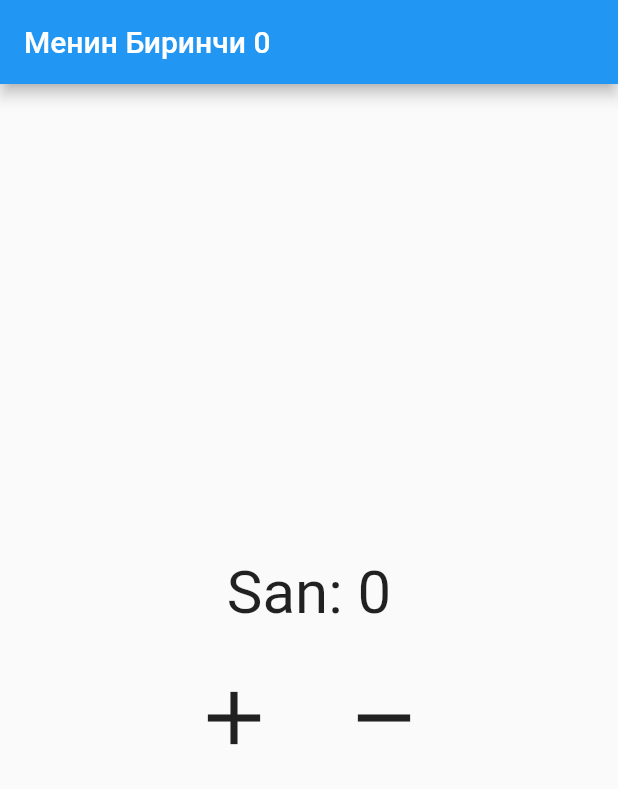
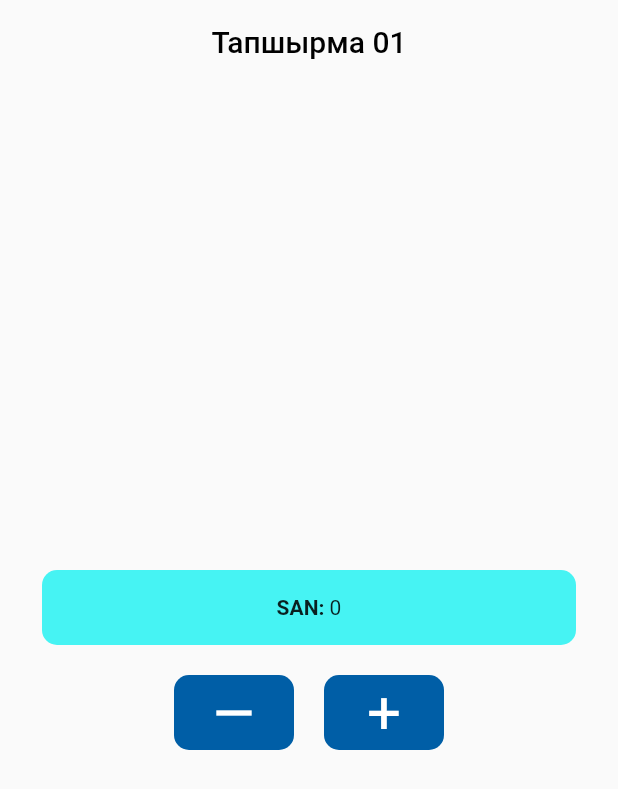
Before and after one commit to azackmatoff/flutter-kurs2-sabak-01, a Flutter app: the screen it shows after launch, on a phone screen of 412 x 824 dp. Shown: the top 789 px of the screen. Run offline on Flutter 3.47's test engine with Material 2 defaults, Android fonts, the light colour scheme and no system bars.

Commit message:
tapshirma 02 buttu

```diff
--- /dev/null
+++ b/lib/uchunchu_barak.dart
@@ -0,0 +1,153 @@
+import 'package:azamat/tortunchu_barak.dart';
+import 'package:flutter/material.dart';
+
+class UchunchuBarak extends StatefulWidget {
+  UchunchuBarak({Key key}) : super(key: key);
+
+  @override
+  _UchunchuBarakState createState() => _UchunchuBarakState();
+}
+
+class _UchunchuBarakState extends State<UchunchuBarak> {
+  int _san = 0;
+
+  @override
+  Widget build(BuildContext context) {
+    return Scaffold(
+      body: Stack(
+        children: <Widget>[
+          Scaffold(
+            backgroundColor: Colors.transparent,
+            appBar: AppBar(
+              centerTitle: true,
+              title: Text(
+                "Тапшырма 01",
+                style: TextStyle(color: Colors.black),
+              ),
+              backgroundColor: Colors.transparent,
+              elevation: 0.0,
+            ),
+            body: Center(
+              child: Column(
+                mainAxisAlignment: MainAxisAlignment.center,
+                children: [
+                  GestureDetector(
+                    onTap: () {
+                      Navigator.push(
+                        context,
+                        MaterialPageRoute(
+                          builder: (context) => TortunchuBarak(
+                            san: _san,
+                          ),
+                        ),
+                      );
+                    },
+                    child: Padding(
+                      padding: const EdgeInsets.only(
+                        left: 28.0,
+                        right: 28.0,
+                      ),
+                      child: Container(
+                        decoration: BoxDecoration(
+                          color: Color(0xff46F3F3),
+                          borderRadius: BorderRadius.all(
+                            Radius.circular(10),
+                          ),
+                        ),
+                        height: 50,
+                        // color: Color(0xff46F3F3), //decoration bolgonu uchun bul jerde tus bolbosh kerek
+                        child: Row(
+                          mainAxisAlignment: MainAxisAlignment.center,
+                          children: [
+                            Text(
+                              'SAN: ',
+                              style: TextStyle(
+                                fontWeight: FontWeight.bold,
+                              ),
+                            ),
+                            Text('$_san'),
+                          ],
+                        ),
+                      ),
+                    ),
+                  ),
+                  const SizedBox(height: 20.0),
+                  Row(
+                    mainAxisAlignment: MainAxisAlignment.center,
+                    children: [
+                      GestureDetector(
+                        onTap: _kemituu,
+                        child: Container(
+                          decoration: BoxDecoration(
+                            color: Color(0xff005EA6),
+                            borderRadius: BorderRadius.all(
+                              Radius.circular(10),
+                            ),
+                          ),
+                          height: 50,
+                          width: 80,
+                          // color: Color(0xff46F3F3), //decoration bolgonu uchun bul jerde tus bolbosh kerek
+                          child: Center(
+                            child: Icon(
+                              Icons.remove,
+                              size: 40.0,
+                              color: Colors.white,
+                            ),
+
+                            // Text(
+                            //   '-',
+                            //   style: TextStyle(
+                            //     fontSize: 40.0,
+                            //     color: Colors.white,
+                            //   ),
+                            // ),
+                          ),
+                        ),
+                      ),
+                      const SizedBox(width: 20.0),
+                      GestureDetector(
+                        onTap: _koshuu,
+                        child: Container(
+                          decoration: BoxDecoration(
+                            color: Color(0xff005EA6),
+                            borderRadius: BorderRadius.all(
+                              Radius.circular(10),
+                            ),
+                          ),
+                          height: 50,
+                          width: 80,
+                          // color: Color(0xff46F3F3), //decoration bolgonu uchun bul jerde tus bolbosh kerek
+                          child: Center(
+                            child: Text(
+                              '+',
+                              style: TextStyle(
+                                fontSize: 40.0,
+                                color: Colors.white,
+                              ),
+                            ),
+                          ),
+                        ),
+                      ),
+                    ],
+                  ),
+                ],
+              ),
+            ),
+          ),
+        ],
+      ),
+    );
+  }
+
+  void _kemituu() {
+    _san--;
+
+    setState(() {});
+  }
+
+  void _koshuu() {
+    setState(() {
+      _san++;
+    });
+  }
+}
```
Also changed, not shown: lib/birinchi_barakcha.dart (+42 -6 lines), lib/main.dart (+20 -3 lines), lib/tortunchu_barak.dart (added, +88 -0 lines).
